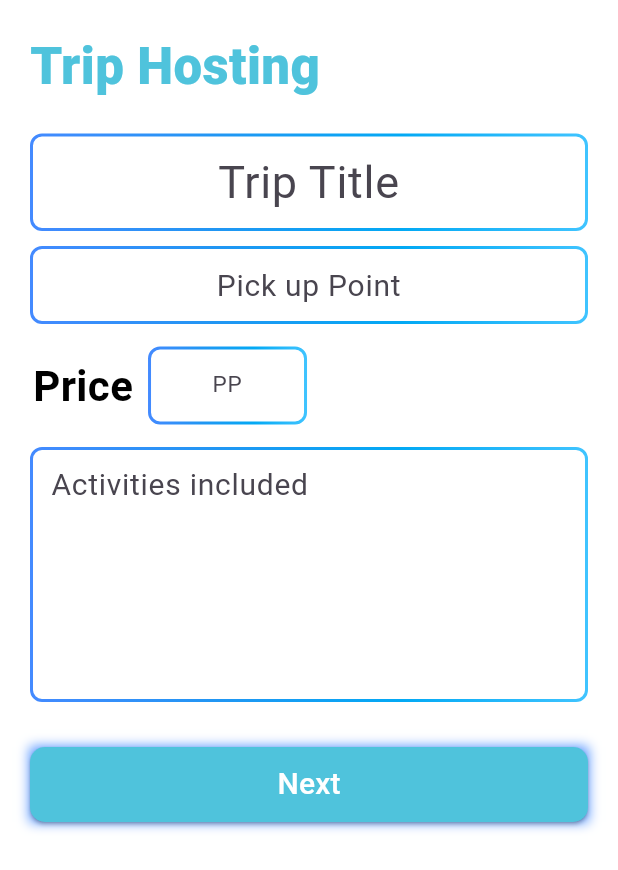
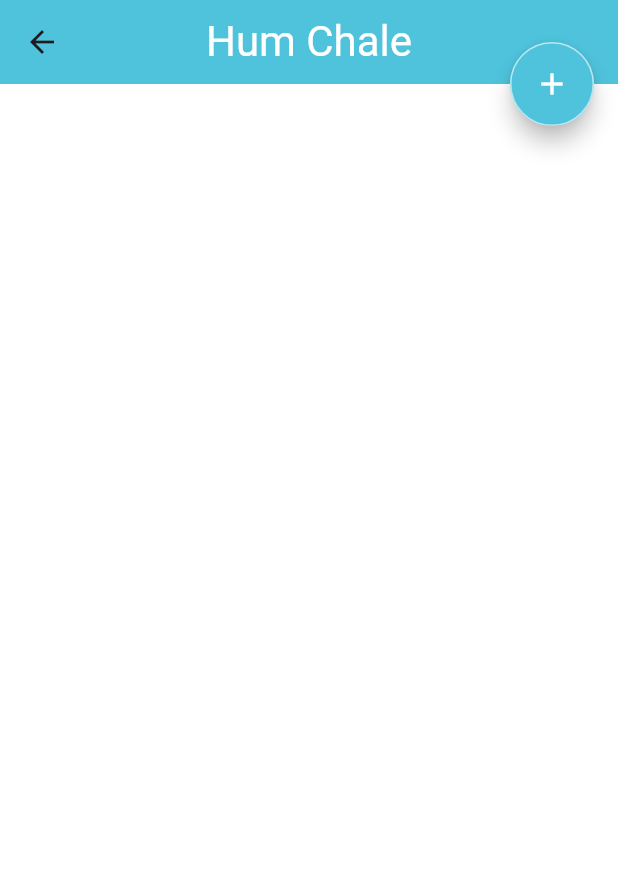
Before and after one commit to AnujLo1c/hum_chale, a Flutter app: the TripHostingHome widget shown alone on an empty page, opened directly, after a tap on "Next", on a phone screen of 412 x 824 dp. Shown: the top 870 px of the screen. Run offline on Flutter 3.47's test engine with Material 3 defaults, Android fonts, the phone set to English and light mode, and no system bars; our stand-ins replace gap, gradient_borders, lottie, rive.

Commit message:
theme data update + trip itinerary screen created

```diff
--- a/lib/main.dart
+++ b/lib/main.dart
@@ -4,11 +4,9 @@ import 'package:hum_chale/screens/InitialLoginScreens/sign_up.dart';
 import 'package:hum_chale/screens/InitialLoginScreens/splash_screen.dart';
 import 'package:hum_chale/screens/InitialLoginScreens/start_page.dart';
 import 'package:hum_chale/screens/trip_booking/explore.dart';
-import 'package:hum_chale/screens/trip_booking/trip_booking_home.dart';
-import 'package:hum_chale/screens/trip_booking/product_details_screen.dart';
-import 'package:hum_chale/screens/trip_hosting/trip_hosting_home.dart';
 import 'package:hum_chale/screens/custom_bottom_nav.dart';
 import 'package:hum_chale/ui/app_theme.dart';
+import 'package:hum_chale/screens/trip_hosting/trip_itinary.dart';
 
 void main() {
   runApp(const MyApp());
@@ -32,6 +30,7 @@ class MyApp extends StatelessWidget {
         SignUp.routeName: (context) => const SignUp(),
         Explore.routeName: (context) => const Explore(),
         CustomBottomNav.routeName: (context) => const CustomBottomNav(),
+        TripItinerary.routeName:(context)=>const TripItinerary(),
       },
       // initialRoute: SplashScreen.routeName,
       initialRoute: SplashScreen.routeName,
--- a/lib/screens/trip_booking/product_details_screen.dart
+++ b/lib/screens/trip_booking/product_details_screen.dart
@@ -26,7 +26,6 @@ class _ProductDetailsScreenState extends State<ProductDetailsScreen> {
     showModalBottomSheet(
       barrierColor: Colors.transparent,
         isDismissible: false,
-
         elevation: 10,
         backgroundColor: Colors.white,
         context: ctx,
--- a/lib/screens/trip_hosting/trip_hosting_home.dart
+++ b/lib/screens/trip_hosting/trip_hosting_home.dart
@@ -1,9 +1,11 @@
 import 'package:flutter/cupertino.dart';
 import 'package:flutter/material.dart';
 import 'package:gap/gap.dart';
+import 'package:hum_chale/screens/trip_hosting/trip_itinary.dart';
 
 import 'package:hum_chale/widget/CustomButton.dart';
 import 'package:hum_chale/widget/Custom_text_field_2.dart';
+import 'package:hum_chale/screens/trip_hosting/trip_itinary.dart';
 class TripHostingHome extends StatelessWidget {
   static var routeName= "trip-hosting-home";
    TripHostingHome({super.key});
@@ -38,7 +40,7 @@ class TripHostingHome extends StatelessWidget {
           Gap(15),
           CustomTextField2(textEditingController: TECactivities, hintText: "Activities included", w: 200,height: 5),
           Gap(30),
-          CustomButton(onTap: (){},text: "Next",)
+          CustomButton(onTap: ()=>Navigator.pushNamed(context,TripItinerary.routeName ),text: "Next",)
         ],
       ),
     );
--- /dev/null
+++ b/lib/screens/trip_hosting/trip_itinary.dart
@@ -0,0 +1,49 @@
+import 'package:flutter/material.dart';
+import 'package:hum_chale/ui/CustomColors.dart';
+import 'package:hum_chale/widget/CustomAppBar.dart';
+class TripItinerary extends StatefulWidget {
+  static var routeName="trip-itinerary";
+  const TripItinerary({super.key});
+
+  @override
+  State<TripItinerary> createState() => _TripItineraryState();
+}
+
+class _TripItineraryState extends State<TripItinerary> {
+  List<dynamic> itineraries=[];
+
+  @override
+  Widget build(BuildContext context) {
+    return SafeArea(
+        child: Scaffold(
+          appBar: CustomAppBar(),
+          floatingActionButton: FloatingActionButton(
+            onPressed: ()=>AddItem(),
+            child: Icon(Icons.add,color: Colors.white,),
+          ),
+          floatingActionButtonLocation: FloatingActionButtonLocation.endTop,
+        ));
+  }
+
+  AddItem() {
+    return showDialog(context: context,
+        builder: (context) => Dialog(
+          child: Container(
+            decoration: BoxDecoration(
+              border: Border.all(color: CustomColors.primaryColor,width: 2,),
+              borderRadius: BorderRadius.all(Radius.circular(25))
+            ),
+            padding: EdgeInsets.all(10),
+            height: 200,width: 300,
+            child: Text("sdjkhafjk"),
+          ),
+        ),
+    );
+  }
+}
+class Route{
+  final String start,dest,time;
+  final DateTime date;
+
+  Route({required this.start, required this.dest, required this.time, required this.date});
+}
--- a/lib/ui/app_theme.dart
+++ b/lib/ui/app_theme.dart
@@ -1,4 +1,5 @@
 import 'package:flutter/material.dart';
+import 'package:hum_chale/ui/CustomColors.dart';
 class AppTheme{
    static ThemeData get MyThemeData=>ThemeData(
     useMaterial3: true,
@@ -11,6 +12,18 @@ class AppTheme{
       shape: RoundedRectangleBorder(
         borderRadius: BorderRadius.all(Radius.circular(15)),
       )
-    )
+    ),
+       floatingActionButtonTheme: FloatingActionButtonThemeData(
+         backgroundColor: CustomColors.primaryColor,
+       shape: RoundedRectangleBorder(borderRadius: BorderRadius.all(Radius.circular(30)),
+       side: BorderSide(width: 1,color: Colors.white60)
+       )
+   ),
+     dialogTheme: DialogTheme(
+       backgroundColor: Colors.white,
+       elevation: 5,
+       shadowColor: Colors.black,
+     )
+
   );
 }
```
Also changed, not shown: lib/screens/trip_booking/trip_booking_home.dart (+1 -33 lines).
